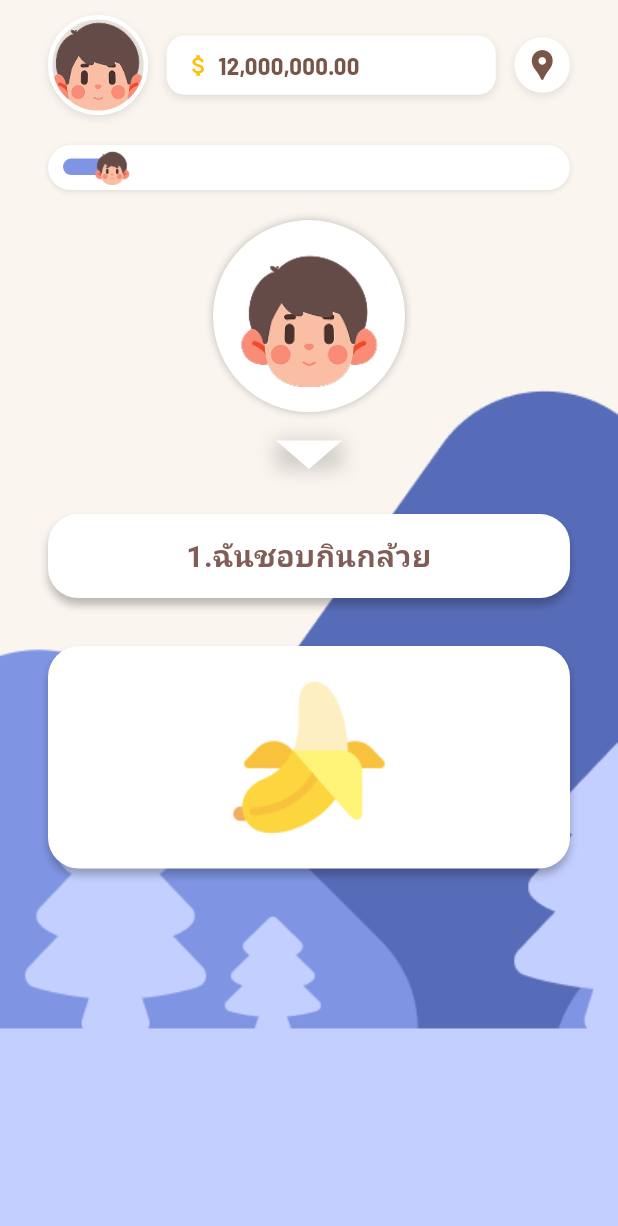
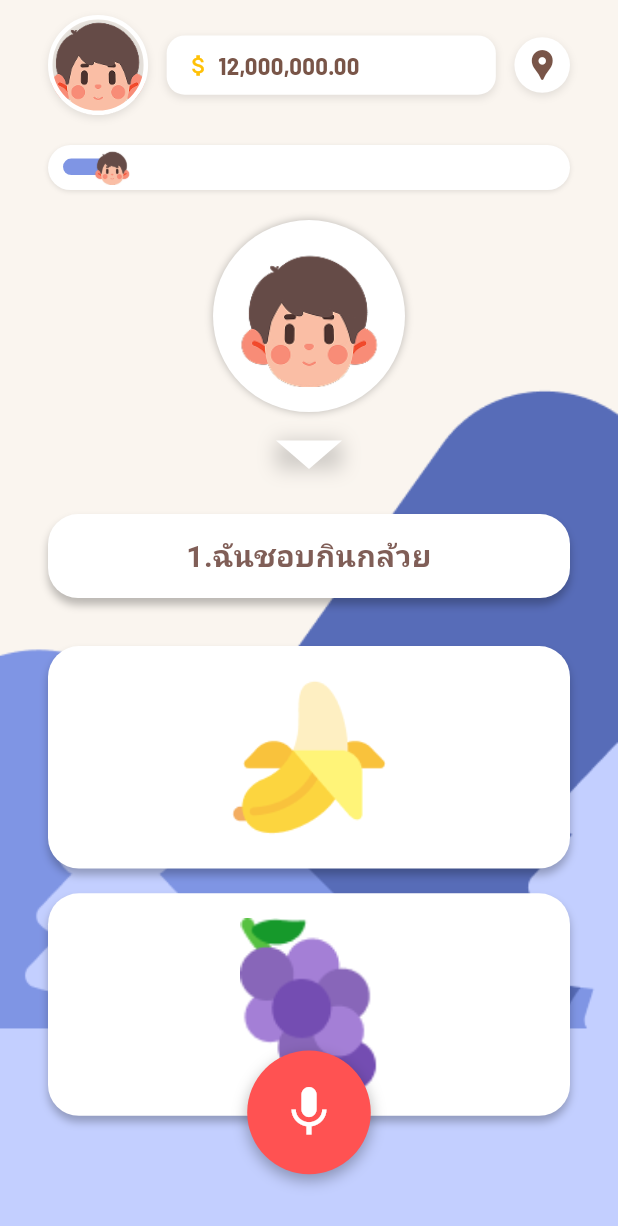
Before and after one commit to Aing2007/NON-AUTOS-MINE_V.2.0, a Flutter app: the SelectFruit3 screen opened directly, on a phone screen of 412 x 824 dp. Shown: the top 1226 px of the screen. Run offline on Flutter 3.47's test engine with Material 3 defaults, Android fonts, the phone set to English and light mode, and no system bars; our stand-ins replace email_validator, firebase_auth, firebase_core, firebase_database, flutter_tts, google_fonts and 1 more; missing offline and left inert: flame, text_to_speech; accounts and stored records are empty.

Commit message:
add STT.dart & L.1.3.dart
เพิ่ม Speech to text service. และเพิ่มหน้า L.1.3 แต่ยังไม่เสร็จ

```diff
--- /dev/null
+++ b/lib/AIfunction/STT.dart
@@ -0,0 +1,35 @@
+import 'package:speech_to_text/speech_to_text.dart' as stt;
+
+class SpeechService {
+  static final stt.SpeechToText _speech = stt.SpeechToText();
+  static bool _isInitialized = false;
+
+  /// เริ่มต้นระบบ Speech
+  static Future<void> init() async {
+    if (!_isInitialized) {
+      await _speech.initialize();
+      _isInitialized = true;
+    }
+  }
+
+  /// เริ่มฟังเสียง
+  static Future<void> startListening(Function(String) onResult) async {
+    await init();
+    _speech.listen(
+      onResult: (result) {
+        onResult(result.recognizedWords);
+      },
+      localeId: "th-TH", // ✅ ภาษาไทย
+    );
+  }
+
+  /// หยุดฟังเสียง
+  static Future<void> stopListening() async {
+    await _speech.stop();
+  }
+
+  /// ยกเลิกการฟัง
+  static Future<void> cancelListening() async {
+    await _speech.cancel();
+  }
+}
--- a/lib/screens/Game/LenguageGame/Level1/L.1.3.dart
+++ b/lib/screens/Game/LenguageGame/Level1/L.1.3.dart
@@ -2,6 +2,8 @@ import 'package:flutter/material.dart';
 import '/widgets/headerGame.dart';
 import '../../../../AIfunction/TTS.dart';
 import '../summaryGameL.dart';
+import '../../../../AIfunction/STT.dart';
+import 'package:non_autos_mine/screens/Game/LenguageGame/Level1/L.1.1.dart';
 
 class SelectFruit3 extends StatefulWidget {
   const SelectFruit3({Key? key}) : super(key: key);
@@ -13,8 +15,8 @@ class SelectFruit3 extends StatefulWidget {
 class _SelectFruitState extends State<SelectFruit3> {
   int score = 0;
   int currentPage = 0;
+  String recognizedText = ""; // ✅ เก็บข้อความจาก Speech
 
-  // List ของผลไม้แต่ละชุด (แต่ละหน้ามี 4 ผลไม้)
   final List<Map<String, dynamic>> fruitPages = [
     {
       //==========================================1==================================================
@@ -23,6 +25,10 @@ class _SelectFruitState extends State<SelectFruit3> {
         {
           "image": "assets/game_assets/prototype/fruit/banana.png",
           "isCorrect": true,
+        },
+        {
+          "image": "assets/game_assets/prototype/fruit/grab.png",
+          "isCorrect": false,
         },
       ],
     },
@@ -34,6 +40,10 @@ class _SelectFruitState extends State<SelectFruit3> {
           "image": "assets/game_assets/prototype/fruit/apple.png",
           "isCorrect": true,
         },
+        {
+          "image": "assets/game_assets/prototype/fruit/banana.png",
+          "isCorrect": false,
+        },
       ],
     },
     //==========================================3==================================================
@@ -43,6 +53,10 @@ class _SelectFruitState extends State<SelectFruit3> {
         {
           "image": "assets/game_assets/prototype/fruit/apple.png",
           "isCorrect": false,
+        },
+        {
+          "image": "assets/game_assets/prototype/fruit/grab.png",
+          "isCorrect": true,
         },
       ],
     },
@@ -54,6 +68,10 @@ class _SelectFruitState extends State<SelectFruit3> {
           "image": "assets/game_assets/prototype/fruit/kiwi.png",
           "isCorrect": true,
         },
+        {
+          "image": "assets/game_assets/prototype/fruit/apple.png",
+          "isCorrect": false,
+        },
       ],
     },
     //==========================================5==================================================
@@ -63,6 +81,10 @@ class _SelectFruitState extends State<SelectFruit3> {
         {
           "image": "assets/game_assets/prototype/fruit/strawberry.png",
           "isCorrect": true,
+        },
+        {
+          "image": "assets/game_assets/prototype/fruit/banana.png",
+          "isCorrect": false,
         },
       ],
     },
@@ -74,6 +96,11 @@ class _SelectFruitState extends State<SelectFruit3> {
           "image": "assets/game_assets/prototype/fruit/grab.png",
           "isCorrect": false,
         },
+
+        {
+          "image": "assets/game_assets/prototype/fruit/coconut.png",
+          "isCorrect": true,
+        },
       ],
     },
     //==========================================7==================================================
@@ -83,6 +110,10 @@ class _SelectFruitState extends State<SelectFruit3> {
         {
           "image": "assets/game_assets/prototype/fruit/lemon.png",
           "isCorrect": true,
+        },
+        {
+          "image": "assets/game_assets/prototype/fruit/strawberry.png",
+          "isCorrect": false,
         },
       ],
     },
@@ -94,6 +125,11 @@ class _SelectFruitState extends State<SelectFruit3> {
           "image": "assets/game_assets/prototype/fruit/kiwi.png",
           "isCorrect": false,
         },
+
+        {
+          "image": "assets/game_assets/prototype/fruit/peach.png",
+          "isCorrect": true,
+        },
       ],
     },
     //==========================================9==================================================
@@ -103,6 +139,10 @@ class _SelectFruitState extends State<SelectFruit3> {
         {
           "image": "assets/game_assets/prototype/fruit/strawberry.png",
           "isCorrect": false,
+        },
+        {
+          "image": "assets/game_assets/prototype/fruit/pineapple.png",
+          "isCorrect": true,
         },
       ],
     },
@@ -114,24 +154,25 @@ class _SelectFruitState extends State<SelectFruit3> {
           "image": "assets/game_assets/prototype/fruit/watermelon.png",
           "isCorrect": true,
         },
+
+        {
+          "image": "assets/game_assets/prototype/fruit/coconut.png",
+          "isCorrect": false,
+        },
       ],
     },
   ];
 
   late int totalPages = fruitPages.length;
+
   @override
   void initState() {
     super.initState();
-    // ✅ อ่านคำถามแรกทันทีเมื่อเข้าสู่หน้า
     TtsService.speak(
       fruitPages[0]["question"] as String,
       rate: 0.5,
       pitch: 1.0,
     );
-  }
-
-  double getProgressWidth(double maxWidth) {
-    return maxWidth * ((currentPage + 1) / totalPages);
   }
 
   // ฟังก์ชันคำนวณความยาว ProgressBar
@@ -146,96 +187,22 @@ class _SelectFruitState extends State<SelectFruit3> {
     return (progress - iconWidth / 2).clamp(0, maxWidth - iconWidth);
   }
 
-  // ฟังก์ชันสร้างปุ่มผลไม้ และรับค่าถูกผิด
-  Widget _buildFruitButton({
-    required String imagePath,
-    required bool isCorrect,
-  }) {
-    final screenWidth = MediaQuery.of(context).size.width;
-    final screenHeight = MediaQuery.of(context).size.height;
-
-    return GestureDetector(
-      onTap: () {
-        // เพิ่มคะแนนถ้าถูก
-        if (isCorrect) {
-          setState(() {
-            score += 1;
-          });
-        }
-
-        // ไปหน้าผลไม้ชุดถัดไป
-        setState(() {
-          if (currentPage < fruitPages.length - 1) {
-            currentPage += 1; // ขึ้นชุดต่อไป
-            print("Current Score: $score");
-            TtsService.speak(
-              fruitPages[currentPage]["question"] as String,
-              rate: 0.5,
-              pitch: 1.0,
-            );
-          } else {
-            // ถ้าเป็นหน้าสุดท้าย อาจจะแสดง dialog หรือ reset
-            print("Game Finished! Score: $score");
-            TtsService.speak(
-              "คุณทำคะแนนได้ $score คะแนน จากทั้งหมด $totalPages คะแนน",
-              rate: 0.5,
-              pitch: 1.0,
-            );
-            Navigator.push(
-              context,
-              MaterialPageRoute(
-                builder: (context) => buildSummaryScreen(
-                  context: context,
-                  totalScore: score,
-                  currentLevel: 3,
-
-                  //onNextLevel: () {
-                  //Navigator.push(
-                  //context,
-                  //MaterialPageRoute(builder: (_) => NextLevelScreen()),
-                  //      },
-                ),
-              ),
-            );
-          }
-        });
-      },
-      child: Container(
-        padding: EdgeInsets.all(screenWidth * 0.04),
-        decoration: BoxDecoration(
-          color: Colors.white,
-          borderRadius: BorderRadius.circular(screenWidth * 0.05),
-          boxShadow: [
-            BoxShadow(
-              color: Colors.black.withOpacity(0.25),
-              blurRadius: 4,
-              offset: const Offset(0, 4),
-            ),
-          ],
-        ),
-        child: Center(
-          child: Image.asset(
-            imagePath,
-            fit: BoxFit.contain,
-            width: screenWidth * 0.4, // ✅ ขนาดรูปสัดส่วนตามจอ
-            height: screenHeight * 0.15,
-          ),
-        ),
-      ),
-    );
-  }
-
   @override
   Widget build(BuildContext context) {
-    // สามารถเปลี่ยน background ได้ตรงนี้
+    final screenHeight = MediaQuery.of(context).size.height;
+    final screenWidth = MediaQuery.of(context).size.width;
+
     return Scaffold(
-      body: Container(
+      body: Stack(
+        children: [
+          // ✅ พื้นหลัง + เนื้อหาเกม
+          Container(
             width: double.infinity,
-        height: double.infinity, // ✅ บังคับเต็มจอ
+            height: double.infinity,
             decoration: const BoxDecoration(
               image: DecorationImage(
                 image: AssetImage('assets/images/GameBG/StartBGL.png'),
-            fit: BoxFit.cover, // ✅ ขยายเต็มหน้าจอ
+                fit: BoxFit.cover,
               ),
             ),
             child: SafeArea(
@@ -244,7 +211,10 @@ class _SelectFruitState extends State<SelectFruit3> {
                   width: double.infinity,
                   constraints: const BoxConstraints(maxWidth: 384),
                   margin: const EdgeInsets.symmetric(horizontal: 16),
-              padding: const EdgeInsets.symmetric(vertical: 10, horizontal: 16),
+                  padding: const EdgeInsets.symmetric(
+                    vertical: 10,
+                    horizontal: 16,
+                  ),
                   child: Column(
                     children: [
                       GameHeader(
@@ -253,9 +223,110 @@ class _SelectFruitState extends State<SelectFruit3> {
                       ),
                       const SizedBox(height: 20),
 
-                  // Progress Bar (เหมือนเดิม)
-                  // Progress Bar
+                      // ✅ Progress Bar (เหมือนเดิม)
+                      _buildProgressBar(),
+
+                      // ✅ Floating Fruit Selector
+                      _buildFloatingAvatar(),
+
+                      // ✅ Question
+                      _buildQuestion(),
+
+                      // ✅ Fruits
+                      Column(
+                        children: List.generate(
+                          (fruitPages[currentPage]["fruits"] as List).length,
+                          (index) {
+                            final fruit =
+                                fruitPages[currentPage]["fruits"][index];
+                            return Container(
+                              margin: EdgeInsets.only(
+                                bottom: screenHeight * 0.02,
+                              ),
+                              width: double.infinity,
+                              height: screenHeight * 0.18,
+                              child: _buildFruitButton(
+                                imagePath: fruit["image"] as String,
+                                isCorrect: fruit["isCorrect"] as bool,
+                              ),
+                            );
+                          },
+                        ),
+                      ),
+
+                      SizedBox(
+                        height: screenHeight * 0.15,
+                      ), // กันไม่ให้บังปุ่มไมค์
+                    ],
+                  ),
+                ),
+              ),
+            ),
+          ),
+
+          // ✅ ปุ่มไมโครโฟน + แสดงข้อความที่ฟังได้
+          Positioned(
+            bottom: screenHeight * 0.05,
+            left: 0,
+            right: 0,
+            child: Column(
+              children: [
+                if (recognizedText.isNotEmpty)
                   Container(
+                    padding: const EdgeInsets.symmetric(
+                      horizontal: 16,
+                      vertical: 8,
+                    ),
+                    margin: const EdgeInsets.only(bottom: 12),
+                    decoration: BoxDecoration(
+                      color: Colors.white.withOpacity(0.9),
+                      borderRadius: BorderRadius.circular(12),
+                    ),
+                    child: Text(
+                      recognizedText,
+                      style: const TextStyle(fontSize: 18, color: Colors.black),
+                      textAlign: TextAlign.center,
+                    ),
+                  ),
+
+                GestureDetector(
+                  onLongPressStart: (_) async {
+                    await SpeechService.startListening((text) {
+                      setState(() => recognizedText = text);
+                    });
+                  },
+                  onLongPressEnd: (_) async {
+                    await SpeechService.stopListening();
+                  },
+                  child: Container(
+                    width: screenWidth * 0.2,
+                    height: screenWidth * 0.2,
+                    decoration: BoxDecoration(
+                      shape: BoxShape.circle,
+                      color: Colors.redAccent,
+                      boxShadow: [
+                        BoxShadow(
+                          color: Colors.black.withOpacity(0.3),
+                          blurRadius: 8,
+                          offset: const Offset(0, 4),
+                        ),
+                      ],
+                    ),
+                    child: const Icon(Icons.mic, color: Colors.white, size: 40),
+                  ),
+                ),
+              ],
+            ),
+          ),
+        ],
+      ),
+    );
+  }
+
+  // ✅ แยก widget ย่อยเพื่อความเป็นระเบียบ
+  // ✅ Progress Bar
+  Widget _buildProgressBar() {
+    return Container(
       width: double.infinity,
       height: 30,
       decoration: BoxDecoration(
@@ -271,8 +342,7 @@ class _SelectFruitState extends State<SelectFruit3> {
       ),
       child: LayoutBuilder(
         builder: (context, constraints) {
-                        double maxWidth =
-                            constraints.maxWidth - 20; // padding ซ้ายขวา
+          double maxWidth = constraints.maxWidth - 20; // padding ซ้ายขวา
           double iconWidth = 25;
 
           return Stack(
@@ -295,9 +365,7 @@ class _SelectFruitState extends State<SelectFruit3> {
               // Progress icon
               Positioned(
                 top: 1,
-                              left:
-                                  10 +
-                                  calculateIconPosition(maxWidth, iconWidth),
+                left: 10 + calculateIconPosition(maxWidth, iconWidth),
                 child: Container(
                   width: iconWidth,
                   height: 27,
@@ -313,10 +381,12 @@ class _SelectFruitState extends State<SelectFruit3> {
           );
         },
       ),
-                  ),
+    );
+  }
 
-                  // Floating Fruit Selector (เหมือนเดิม)
-                  Container(
+  // ✅ Floating Avatar
+  Widget _buildFloatingAvatar() {
+    return Container(
       margin: const EdgeInsets.only(bottom: 30, top: 20),
       child: Column(
         children: [
@@ -365,15 +435,17 @@ class _SelectFruitState extends State<SelectFruit3> {
             ),
             child: CustomPaint(
               size: const Size(44, 19),
-                            painter: TrianglePainter(),
+              painter: const _PointerTrianglePainter(), // ⬅️ ใช้ชื่อใหม่
             ),
           ),
         ],
       ),
-                  ),
+    );
+  }
 
-                  // Filter Bar
-                  Container(
+  // ✅ Question Box
+  Widget _buildQuestion() {
+    return Container(
       width: double.infinity,
       height: 56,
       margin: const EdgeInsets.only(bottom: 32),
@@ -400,36 +472,76 @@ class _SelectFruitState extends State<SelectFruit3> {
           textAlign: TextAlign.center,
         ),
       ),
-                  ),
+    );
+  }
 
-                  // Fruit Selection Grid
-                  // Fruit Selection Column (เปลี่ยนจาก GridView เป็น Column)
-                  // Fruit Selection Column (responsive)
-                  Column(
-                    children: List.generate(
-                      (fruitPages[currentPage]["fruits"] as List).length,
-                      (index) {
-                        final fruit = fruitPages[currentPage]["fruits"][index];
-
-                        // ดึงขนาดจอ
+  // ✅ Fruit Button
+  Widget _buildFruitButton({
+    required String imagePath,
+    required bool isCorrect,
+  }) {
     final screenWidth = MediaQuery.of(context).size.width;
     final screenHeight = MediaQuery.of(context).size.height;
 
-                        return Container(
-                          margin: EdgeInsets.only(bottom: screenHeight * 0.02),
-                          width: double.infinity,
-                          height: screenHeight * 0.18, // ✅ ปรับอัตโนมัติ
-                          child: _buildFruitButton(
-                            imagePath: fruit["image"] as String,
-                            isCorrect: fruit["isCorrect"] as bool,
+    return GestureDetector(
+      onTap: () {
+        // เพิ่มคะแนนถ้าถูก
+        if (isCorrect) {
+          setState(() {
+            score += 1;
+          });
+        }
+
+        // ไปหน้าผลไม้ชุดถัดไป
+        setState(() {
+          if (currentPage < fruitPages.length - 1) {
+            currentPage += 1; // ขึ้นชุดต่อไป
+            print("Current Score: $score");
+            TtsService.speak(
+              fruitPages[currentPage]["question"] as String,
+              rate: 0.5,
+              pitch: 1.0,
+            );
+          } else {
+            // ถ้าเป็นหน้าสุดท้าย แสดงผลลัพธ์
+            print("Game Finished! Score: $score");
+            TtsService.speak(
+              "คุณทำคะแนนได้ $score คะแนน จากทั้งหมด $totalPages คะแนน",
+              rate: 0.5,
+              pitch: 1.0,
+            );
+            Navigator.push(
+              context,
+              MaterialPageRoute(
+                builder: (context) => buildSummaryScreen(
+                  context: context,
+                  totalScore: score,
+                  currentLevel: 3,
+                ),
               ),
             );
+          }
+        });
       },
-                    ),
+      child: Container(
+        padding: EdgeInsets.all(screenWidth * 0.04),
+        decoration: BoxDecoration(
+          color: Colors.white,
+          borderRadius: BorderRadius.circular(screenWidth * 0.05),
+          boxShadow: [
+            BoxShadow(
+              color: Colors.black.withOpacity(0.25),
+              blurRadius: 4,
+              offset: const Offset(0, 4),
             ),
           ],
         ),
-            ),
+        child: Center(
+          child: Image.asset(
+            imagePath,
+            fit: BoxFit.contain,
+            width: screenWidth * 0.4,
+            height: screenHeight * 0.15,
           ),
         ),
       ),
@@ -437,8 +549,9 @@ class _SelectFruitState extends State<SelectFruit3> {
   }
 }
 
-// Dropdown triangle
-class TrianglePainter extends CustomPainter {
+class _PointerTrianglePainter extends CustomPainter {
+  const _PointerTrianglePainter();
+
   @override
   void paint(Canvas canvas, Size size) {
     final paint = Paint()
@@ -446,14 +559,14 @@ class TrianglePainter extends CustomPainter {
       ..style = PaintingStyle.fill;
 
     final path = Path();
-    path.moveTo(size.width / 2, size.height); // Bottom center
-    path.lineTo(0, 0); // Top left
-    path.lineTo(size.width, 0); // Top right
+    path.moveTo(size.width / 2, size.height); // bottom center
+    path.lineTo(0, 0); // top left
+    path.lineTo(size.width, 0); // top right
     path.close();
 
     canvas.drawPath(path, paint);
   }
 
   @override
-  bool shouldRepaint(CustomPainter oldDelegate) => false;
+  bool shouldRepaint(covariant CustomPainter oldDelegate) => false;
 }
```
Lines whose indentation alone changed are shown as unchanged.
